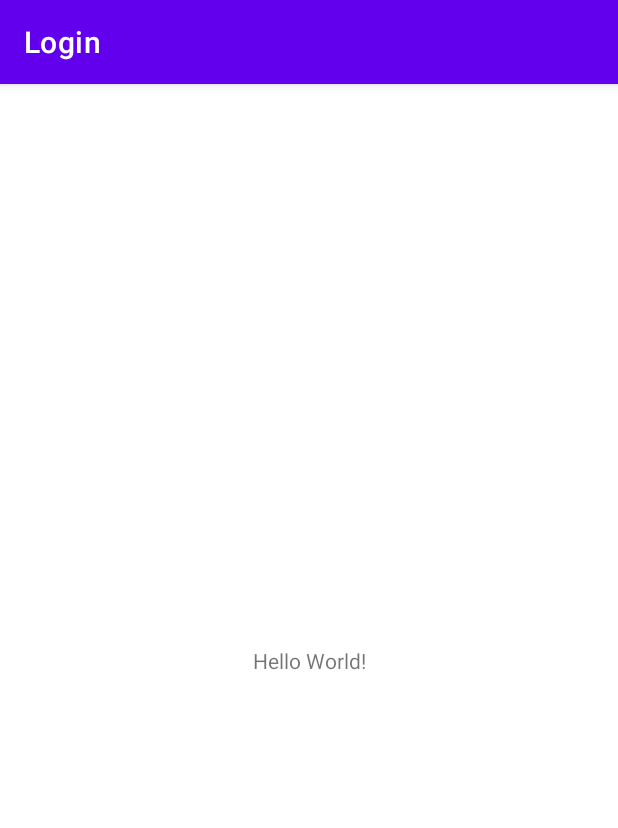
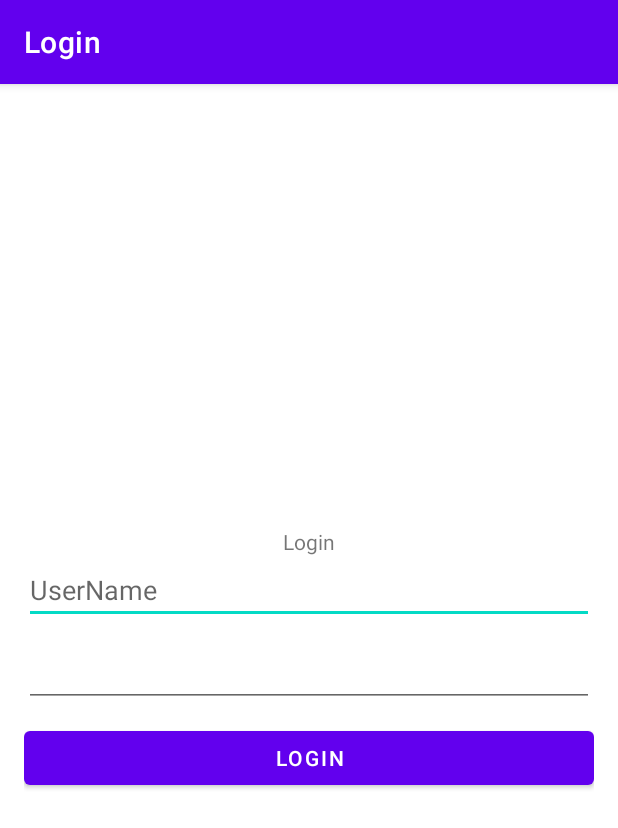
Before and after one commit to sanal-l-s/Login, an Android app: the screen it shows after launch (MainActivity), on a phone screen of 412 x 824 dp. Shown: the top 828 px of the screen. Run offline under Robolectric (Android 15) with nearby library versions, the phone set to English and light mode, and no system bars.

Commit message:
designed a basic login page

```diff
--- a/app/src/main/res/layout/activity_main.xml
+++ b/app/src/main/res/layout/activity_main.xml
@@ -6,13 +6,52 @@
     android:layout_height="match_parent"
     tools:context=".MainActivity">
 
-    <TextView
-        android:layout_width="wrap_content"
+    <LinearLayout
+        android:layout_width="match_parent"
         android:layout_height="wrap_content"
-        android:text="Hello World!"
+        android:layout_margin="16dp"
+        android:orientation="vertical"
         app:layout_constraintBottom_toBottomOf="parent"
-        app:layout_constraintLeft_toLeftOf="parent"
-        app:layout_constraintRight_toRightOf="parent"
-        app:layout_constraintTop_toTopOf="parent" />
+        app:layout_constraintEnd_toEndOf="parent"
+        app:layout_constraintStart_toStartOf="parent"
+        app:layout_constraintTop_toTopOf="parent">
+
+
+        <TextView
+            android:id="@+id/textView"
+            android:layout_width="match_parent"
+            android:layout_height="wrap_content"
+            android:gravity="center"
+            android:text="Login" />
+
+        <EditText
+            android:id="@+id/editTextTextPersonName"
+            android:layout_width="match_parent"
+            android:layout_height="wrap_content"
+            android:ems="10"
+            android:hint="UserName"
+            android:inputType="textPersonName" />
+
+        <Space
+            android:layout_width="match_parent"
+            android:layout_height="10dp" />
+
+        <EditText
+            android:id="@+id/editTextTextPassword"
+            android:layout_width="match_parent"
+            android:layout_height="wrap_content"
+            android:ems="10"
+            android:inputType="textPassword" />
+
+        <Space
+            android:layout_width="match_parent"
+            android:layout_height="10dp" />
+
+        <Button
+            android:id="@+id/button"
+            android:layout_width="match_parent"
+            android:layout_height="wrap_content"
+            android:text="Login" />
+    </LinearLayout>
 
 </androidx.constraintlayout.widget.ConstraintLayout>
```
